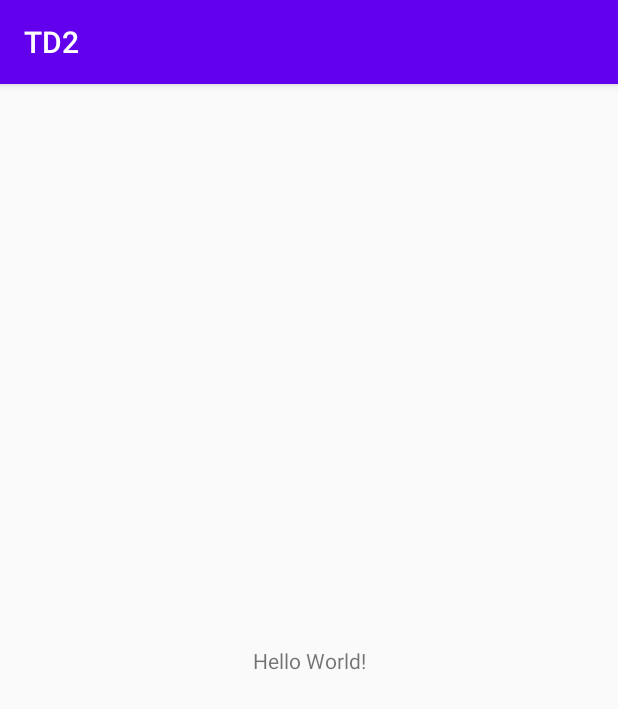
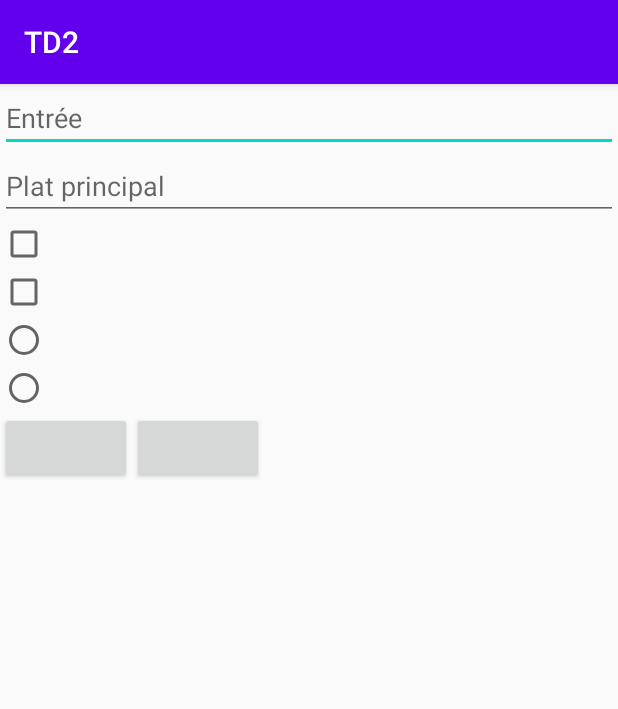
Before and after one commit to Meryeme-ATABIT/Android-Projects, an Android app: the screen it shows after launch (MainActivity), on a phone screen of 412 x 824 dp. Shown: the top 709 px of the screen. Run offline under Robolectric (Android 15) with nearby library versions, the phone set to English and light mode, and no system bars.

Commit message:
commit project

```diff
--- a/TDs/TD2/app/src/main/java/com/example/td2/MainActivity.java
+++ b/TDs/TD2/app/src/main/java/com/example/td2/MainActivity.java
@@ -9,6 +9,13 @@ public class MainActivity extends AppCompatActivity {
     @Override
     protected void onCreate(Bundle savedInstanceState) {
         super.onCreate(savedInstanceState);
-        setContentView(R.layout.activity_main);
+        //setContentView(R.layout.activity_main);
+        //setContentView(R.layout.calendar);
+        //setContentView(R.layout.relative_view);
+        //setContentView(R.layout.constraint_view);
+        setContentView(R.layout.repas);
+        //setContentView(R.layout.meteo);
+
+
     }
 }
--- a/TDs/TD2/app/src/main/res/layout/activity_main.xml
+++ b/TDs/TD2/app/src/main/res/layout/activity_main.xml
@@ -1,18 +1,19 @@
 <?xml version="1.0" encoding="utf-8"?>
-<androidx.constraintlayout.widget.ConstraintLayout xmlns:android="http://schemas.android.com/apk/res/android"
-    xmlns:app="http://schemas.android.com/apk/res-auto"
-    xmlns:tools="http://schemas.android.com/tools"
-    android:layout_width="match_parent"
-    android:layout_height="match_parent"
-    tools:context=".MainActivity">
+<androidx.constraintlayout.widget.ConstraintLayout android:layout_height="match_parent"
+    xmlns:android="http://schemas.android.com/apk/res/android" android:layout_width="match_parent">
+    <LinearLayout
+        android:orientation="horizontal"
+        android:layout_width="match_parent"
+        android:layout_height="match_parent">
 
-    <TextView
-        android:layout_width="wrap_content"
-        android:layout_height="wrap_content"
-        android:text="Hello World!"
-        app:layout_constraintBottom_toBottomOf="parent"
-        app:layout_constraintLeft_toLeftOf="parent"
-        app:layout_constraintRight_toRightOf="parent"
-        app:layout_constraintTop_toTopOf="parent" />
+        <EditText
+            android:layout_width="250sp"
+            android:layout_height="wrap_content"
+            android:hint="@string/password"/>
+        <Button
+            android:text="OK"
+            android:layout_width="wrap_content"
+            android:layout_height="wrap_content"/>
 
+    </LinearLayout>
 </androidx.constraintlayout.widget.ConstraintLayout>
--- /dev/null
+++ b/TDs/TD2/app/src/main/res/layout/meteo.xml
@@ -0,0 +1,6 @@
+<?xml version="1.0" encoding="utf-8"?>
+<androidx.constraintlayout.widget.ConstraintLayout
+    xmlns:android="http://schemas.android.com/apk/res/android" android:layout_width="match_parent"
+    android:layout_height="match_parent">
+
+</androidx.constraintlayout.widget.ConstraintLayout>
--- /dev/null
+++ b/TDs/TD2/app/src/main/res/layout/repas.xml
@@ -0,0 +1,75 @@
+<?xml version="1.0" encoding="utf-8"?>
+<androidx.constraintlayout.widget.ConstraintLayout
+    xmlns:android="http://schemas.android.com/apk/res/android"
+    xmlns:tools="http://schemas.android.com/tools"
+    android:layout_width="match_parent"
+    android:layout_height="match_parent">
+    <LinearLayout
+        android:layout_width="match_parent"
+        android:layout_height="match_parent"
+        android:orientation="vertical">
+        <EditText
+            android:id="@+id/entree"
+            android:layout_width="match_parent"
+            android:layout_height="wrap_content"
+            tools:ignore="MissingConstraints"
+            android:hint="@string/plat_entree"/>
+
+        <EditText
+            android:id="@+id/plat_principal"
+            android:layout_width="match_parent"
+            android:layout_height="wrap_content"
+            tools:ignore="MissingConstraints"
+            android:hint="@string/plat_pricipal"/>
+
+        <CheckBox
+            android:id="@+id/fromage"
+            android:layout_width="match_parent"
+            android:layout_height="wrap_content"
+            tools:ignore="MissingConstraints" />
+
+        <CheckBox
+            android:id="@+id/fruit"
+            android:layout_width="match_parent"
+            android:layout_height="wrap_content"
+            tools:ignore="MissingConstraints" />
+        <RadioGroup
+            android:layout_width="match_parent"
+            android:layout_height="wrap_content"
+            tools:ignore="MissingConstraints">
+
+            <RadioButton
+                android:id="@+id/midi"
+                android:layout_width="match_parent"
+                android:layout_height="wrap_content"
+                tools:ignore="MissingConstraints" />
+
+            <RadioButton
+                android:id="@+id/soir"
+                android:layout_width="match_parent"
+                android:layout_height="wrap_content"
+                tools:ignore="MissingConstraints" />
+
+        </RadioGroup>
+        <LinearLayout
+            android:orientation="horizontal"
+            android:layout_width="wrap_content"
+            android:layout_height="wrap_content">
+            <Button
+                android:id="@+id/valider"
+                android:layout_width="wrap_content"
+                android:layout_height="wrap_content"
+                tools:ignore="MissingConstraints" />
+
+            <Button
+                android:id="@+id/annuler"
+                android:layout_width="wrap_content"
+                android:layout_height="wrap_content"
+                tools:ignore="MissingConstraints" />
+        </LinearLayout>
+
+    </LinearLayout>
+
+
+
+</androidx.constraintlayout.widget.ConstraintLayout>
--- a/TDs/TD2/app/src/main/res/values/strings.xml
+++ b/TDs/TD2/app/src/main/res/values/strings.xml
@@ -1,3 +1,7 @@
 <resources>
     <string name="app_name">TD2</string>
+    <string name="password">Mot de passe</string>
+    <string name="btn1">OK</string>
+    <string name="plat_entree">Entrée</string>
+    <string name="plat_pricipal">"Plat principal "</string>
 </resources>
```
Also changed, not shown: TDs/TD2/app/src/main/res/layout/calendar.xml (added, +41 -0 lines), TDs/TD2/app/src/main/res/layout/constraint_view.xml (added, +44 -0 lines), TDs/TD2/app/src/main/res/layout/relative_view.xml (added, +81 -0 lines).
